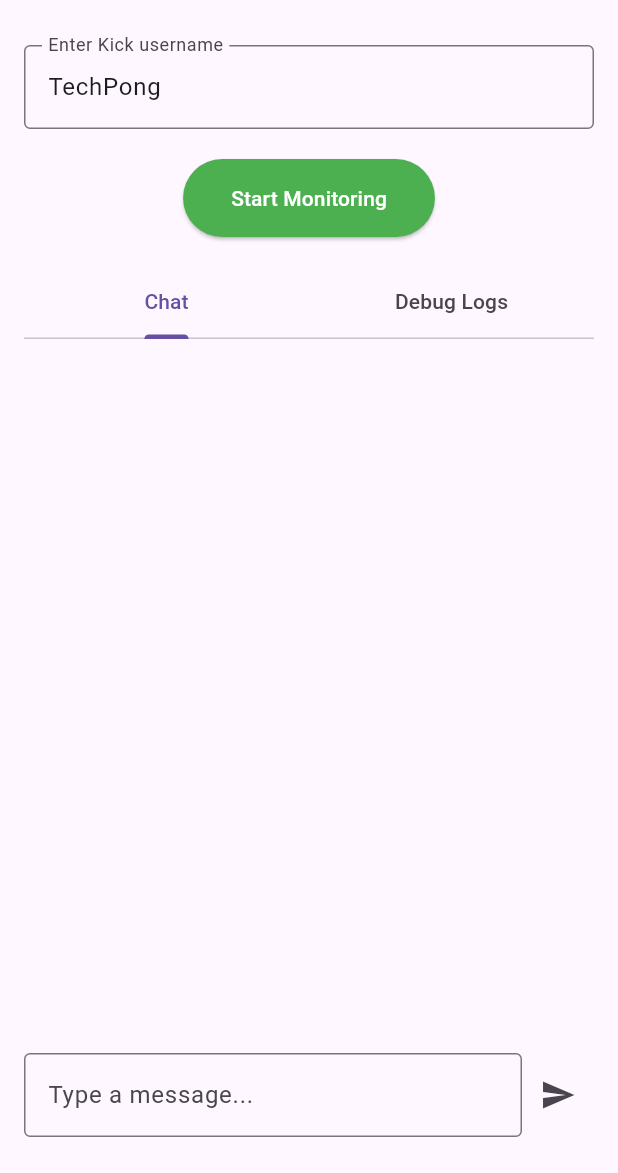
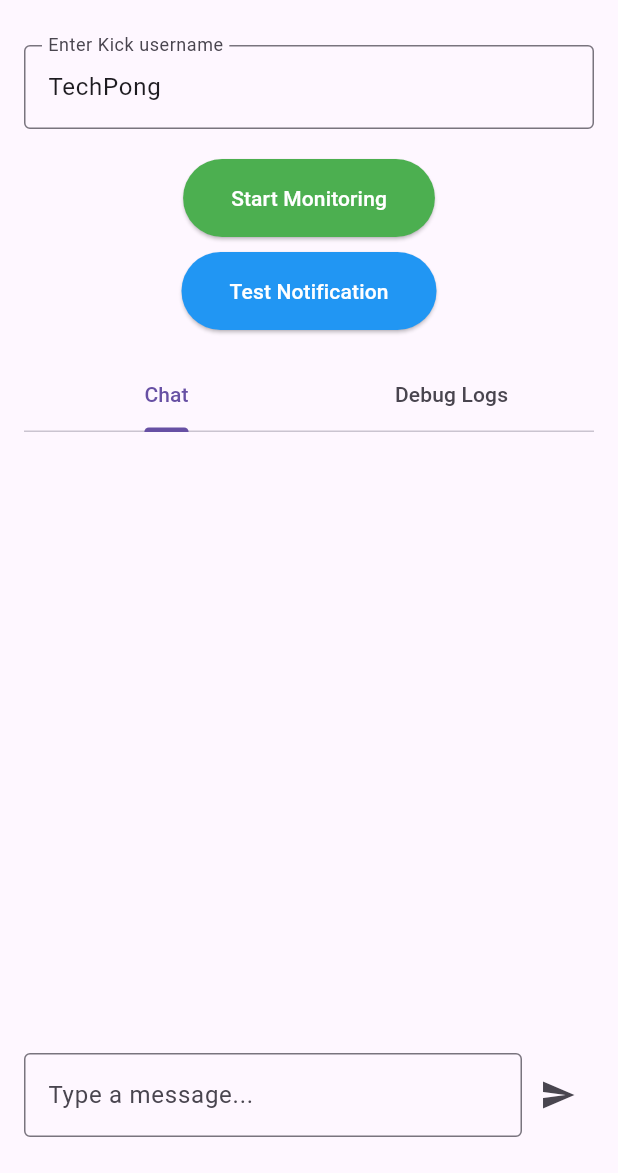
Before and after one commit to fatih-yavuz/kick_notifier, a Flutter app: the screen it shows after launch, on a phone screen of 412 x 824 dp, the part 63-1236 px from its top. Run offline on Flutter 3.47's test engine with Material 3 defaults, Android fonts, the phone set to English and light mode, and no system bars; our stand-ins replace flutter_local_notifications; missing offline and left inert: dart:html.

Commit message:
Add test notification button

```diff
--- a/lib/main.dart
+++ b/lib/main.dart
@@ -152,6 +152,20 @@ class _HomeScreenState extends State<HomeScreen>
               child:
                   Text(_isMonitoring ? 'Stop Monitoring' : 'Start Monitoring'),
             ),
+            const SizedBox(height: 10),
+            ElevatedButton(
+              onPressed: () {
+                _addMessage(
+                    "Test User", "This is a test notification message!");
+              },
+              style: ElevatedButton.styleFrom(
+                backgroundColor: Colors.blue,
+                foregroundColor: Colors.white,
+                padding:
+                    const EdgeInsets.symmetric(horizontal: 32, vertical: 16),
+              ),
+              child: const Text('Test Notification'),
+            ),
             if (_isMonitoring) ...[
               const SizedBox(height: 20),
               Text(
```
